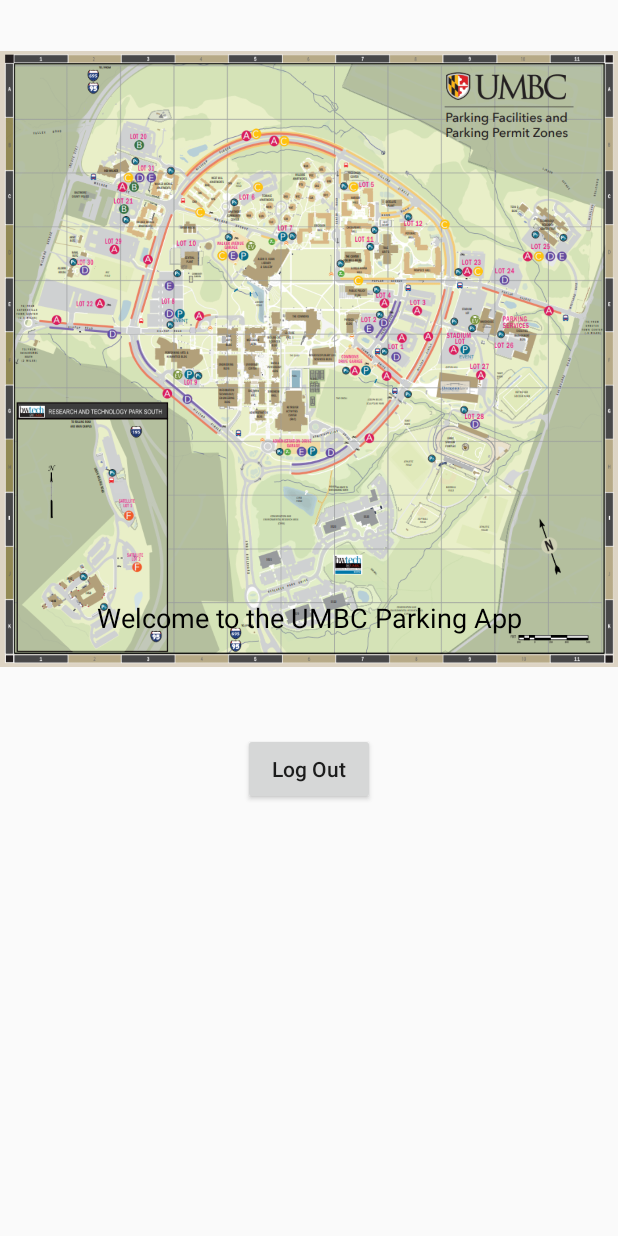
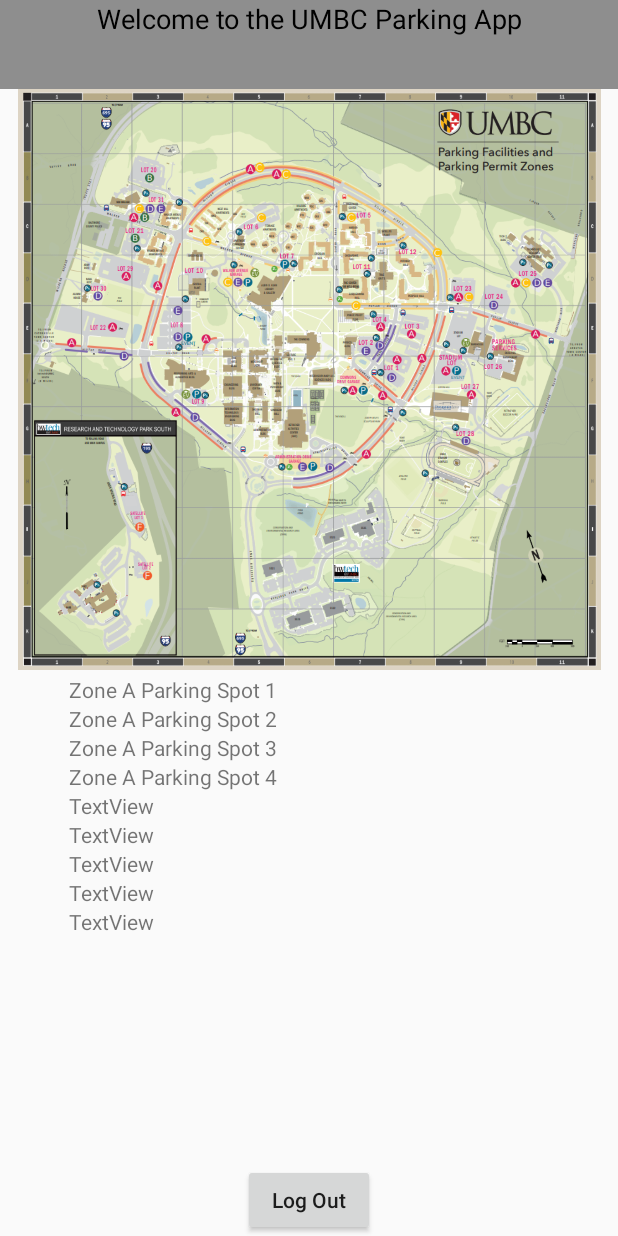
Before and after one commit to AKSherman/UMBCParkingApp, an Android app built with Jetpack Compose: the HomeActivity screen opened directly, with no data from a screen before it, on a phone screen of 412 x 824 dp. Run offline under Robolectric (Android 15) with nearby library versions, the light colour scheme and no system bars; libraries missing offline, so code that uses them is left out: com.parse.

Commit message:
Updated activity_home.xml

```diff
--- a/app/src/main/res/layout/activity_home.xml
+++ b/app/src/main/res/layout/activity_home.xml
@@ -1,6 +1,5 @@
 <?xml version="1.0" encoding="utf-8"?>
-<RelativeLayout
-    xmlns:android="http://schemas.android.com/apk/res/android"
+<androidx.constraintlayout.widget.ConstraintLayout xmlns:android="http://schemas.android.com/apk/res/android"
     xmlns:app="http://schemas.android.com/apk/res-auto"
     xmlns:tools="http://schemas.android.com/tools"
     android:layout_width="match_parent"
@@ -9,47 +8,135 @@
 
     <!--text view for displaying heading-->
 
-    <ImageView
-        android:id="@+id/imageView3"
-        android:layout_width="wrap_content"
-        android:layout_height="wrap_content"
-        android:layout_above="@id/idBtnLogout"
-        app:srcCompat="@drawable/Umbcmap" />
+    <!--text view for displaying user name-->
+
+    <!--button for making user log out-->
 
     <TextView
         android:id="@+id/idTVHeader"
         android:layout_width="match_parent"
         android:layout_height="wrap_content"
-        android:layout_centerInParent="true"
+        android:layout_centerHorizontal="true"
+        android:layout_centerVertical="true"
+        android:background="#8E8E8E"
         android:gravity="center_horizontal"
         android:text="Welcome to the UMBC Parking App"
         android:textAlignment="center"
         android:textColor="#000000"
-        android:textSize="18sp" />
+        android:textSize="18sp"
+        app:layout_constraintEnd_toEndOf="parent"
+        app:layout_constraintStart_toStartOf="parent"
+        app:layout_constraintTop_toTopOf="parent" />
 
-    <!--text view for displaying user name-->
     <TextView
         android:id="@+id/idTVUserName"
         android:layout_width="match_parent"
         android:layout_height="wrap_content"
-        android:layout_below="@id/idTVHeader"
         android:layout_centerInParent="true"
-        android:layout_marginTop="20dp"
+        android:layout_centerHorizontal="true"
+        android:background="#8E8E8E"
         android:gravity="center_horizontal"
         android:text="UserName"
         android:textAlignment="center"
         android:textColor="#000000"
-        android:textSize="25sp" />
+        android:textSize="25sp"
+        app:layout_constraintEnd_toEndOf="parent"
+        app:layout_constraintHorizontal_bias="0.0"
+        app:layout_constraintStart_toStartOf="parent"
+        app:layout_constraintTop_toBottomOf="@+id/idTVHeader" />
 
-    <!--button for making user log out-->
     <Button
         android:id="@+id/idBtnLogout"
         android:layout_width="wrap_content"
         android:layout_height="wrap_content"
-        android:layout_below="@id/idTVUserName"
         android:layout_centerInParent="true"
-        android:layout_marginTop="10dp"
+        android:layout_centerHorizontal="true"
+        android:layout_marginStart="162dp"
+        android:layout_marginEnd="162dp"
         android:text="Log Out"
-        android:textAllCaps="false" />
+        android:textAllCaps="false"
+        app:layout_constraintBottom_toBottomOf="parent"
+        app:layout_constraintEnd_toEndOf="parent"
+        app:layout_constraintStart_toStartOf="parent" />
 
-</RelativeLayout>
+    <ScrollView
+        android:layout_width="320dp"
+        android:layout_height="323dp"
+        app:layout_constraintBottom_toTopOf="@+id/idBtnLogout"
+        app:layout_constraintEnd_toEndOf="parent"
+        app:layout_constraintStart_toStartOf="parent"
+        app:layout_constraintTop_toBottomOf="@+id/imageView5">
+
+
+        <LinearLayout
+            android:layout_width="match_parent"
+            android:layout_height="wrap_content"
+            android:orientation="vertical">
+
+            <TextView
+                android:id="@+id/textView"
+                android:layout_width="match_parent"
+                android:layout_height="wrap_content"
+                android:text="Zone A Parking Spot 1" />
+
+            <TextView
+                android:id="@+id/textView2"
+                android:layout_width="match_parent"
+                android:layout_height="wrap_content"
+                android:text="Zone A Parking Spot 2" />
+
+            <TextView
+                android:id="@+id/textView3"
+                android:layout_width="match_parent"
+                android:layout_height="wrap_content"
+                android:text="Zone A Parking Spot 3" />
+
+            <TextView
+                android:id="@+id/textView4"
+                android:layout_width="match_parent"
+                android:layout_height="wrap_content"
+                android:text="Zone A Parking Spot 4" />
+
+            <TextView
+                android:id="@+id/textView5"
+                android:layout_width="match_parent"
+                android:layout_height="wrap_content"
+                android:text="TextView" />
+
+            <TextView
+                android:id="@+id/textView6"
+                android:layout_width="match_parent"
+                android:layout_height="wrap_content"
+                android:text="TextView" />
+
+            <TextView
+                android:id="@+id/textView7"
+                android:layout_width="match_parent"
+                android:layout_height="wrap_content"
+                android:text="TextView" />
+
+            <TextView
+                android:id="@+id/textView9"
+                android:layout_width="match_parent"
+                android:layout_height="wrap_content"
+                android:text="TextView" />
+
+            <TextView
+                android:id="@+id/textView10"
+                android:layout_width="match_parent"
+                android:layout_height="wrap_content"
+                android:text="TextView" />
+
+        </LinearLayout>
+    </ScrollView>
+
+    <ImageView
+        android:id="@+id/imageView5"
+        android:layout_width="390dp"
+        android:layout_height="387dp"
+        app:layout_constraintEnd_toEndOf="parent"
+        app:layout_constraintStart_toStartOf="parent"
+        app:layout_constraintTop_toBottomOf="@+id/idTVUserName"
+        app:srcCompat="@drawable/umbcmap" />
+
+</androidx.constraintlayout.widget.ConstraintLayout>
```
Also changed, not shown: app/src/main/res/drawable/umbcmap.png (renamed from app/src/main/res/drawable/Umbcmap.png).
